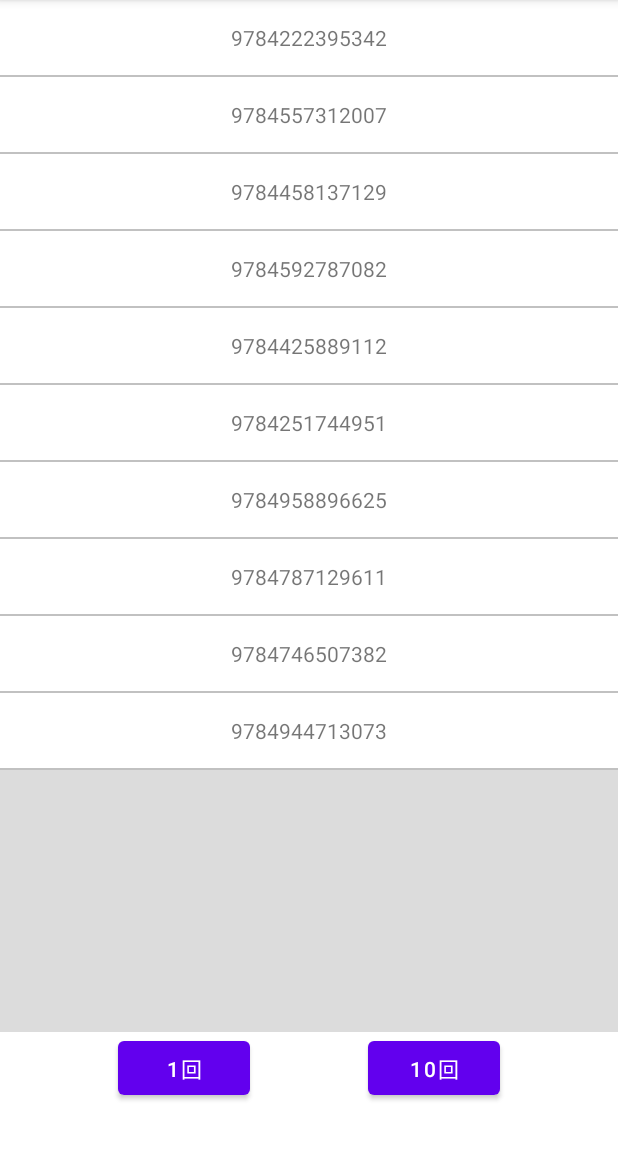
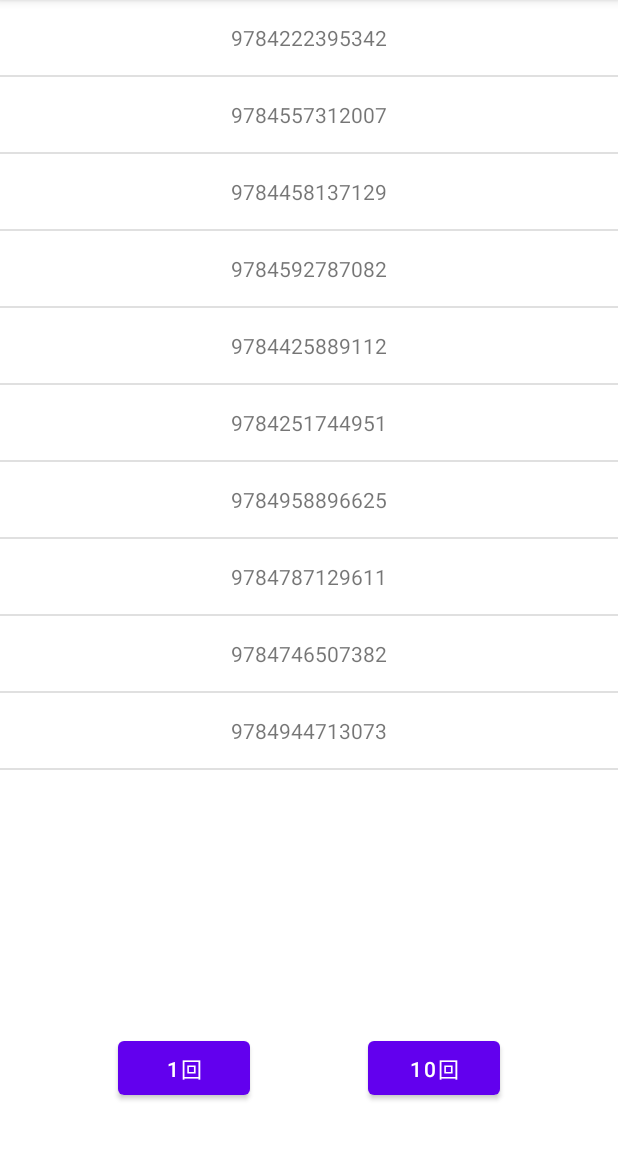
Before and after one commit to naga-naga/IsbnGacha, an Android app: the screen it shows after launch (MainActivity), after a tap on "10回", on a phone screen of 412 x 824 dp, the part 84-1236 px from its top. Run offline under Robolectric (Android 15) with nearby library versions, the phone set to English and light mode, and no system bars; our stand-ins replace Room's generated code, navigation-ui.

Commit message:
ダークモードで文字が見えなくなっていたため，見た目を調整

```diff
--- a/app/src/main/res/layout/fragment_isbn_list.xml
+++ b/app/src/main/res/layout/fragment_isbn_list.xml
@@ -10,7 +10,6 @@
         android:id="@+id/recyclerView"
         android:layout_width="0dp"
         android:layout_height="0dp"
-        android:background="#DCDCDC"
         android:fadeScrollbars="false"
         android:scrollbars="vertical"
         app:layout_constraintBottom_toTopOf="@+id/oneIsbnGeneratorButton"
--- a/app/src/main/res/layout/recycler_view_item.xml
+++ b/app/src/main/res/layout/recycler_view_item.xml
@@ -8,7 +8,6 @@
         android:id="@+id/itemIsbnTextView"
         android:layout_width="0dp"
         android:layout_height="50dp"
-        android:background="#FFFFFF"
         android:gravity="center"
         app:layout_constraintEnd_toEndOf="parent"
         app:layout_constraintStart_toStartOf="parent"
```
